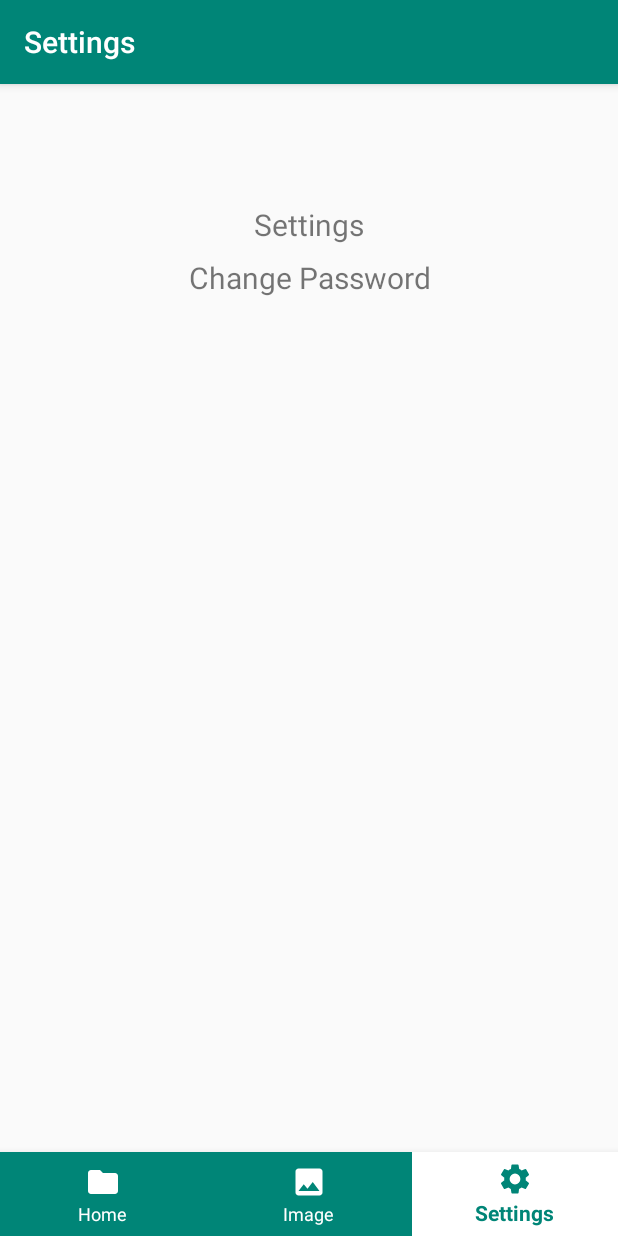
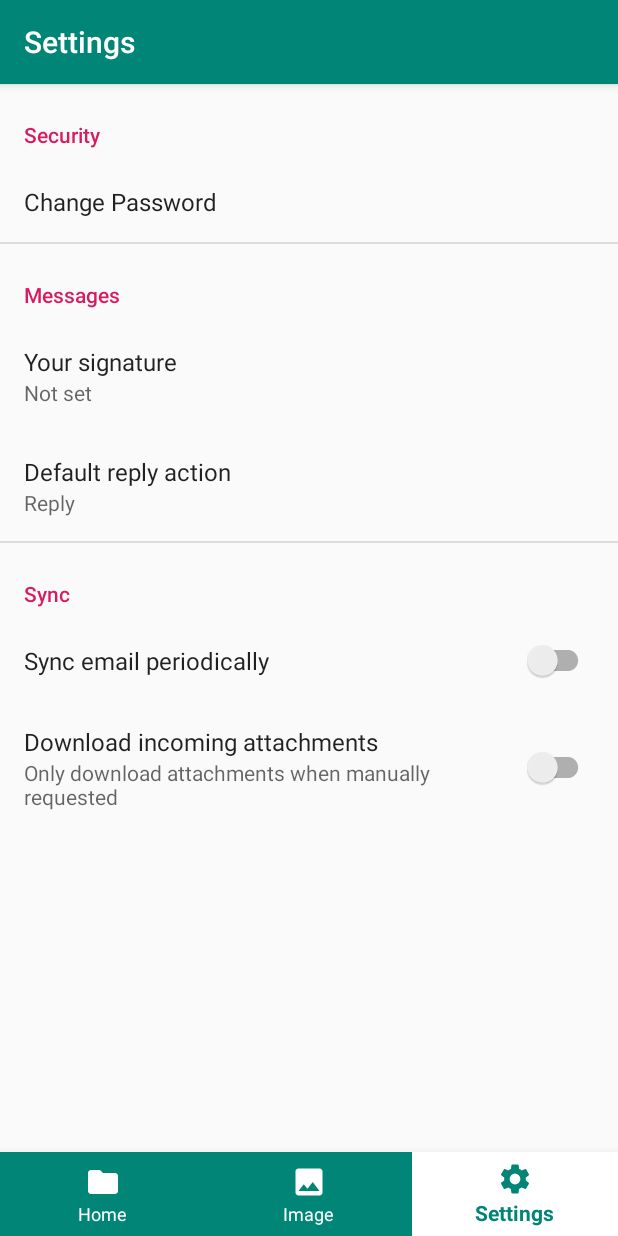
Before and after one commit to simttcn/SafeBox, an Android app: the SettingsFragment screen opened through its navigation route, on a phone screen of 412 x 824 dp. Run offline under Robolectric (Android 15) with nearby library versions, the phone set to English and light mode, and no system bars; our stand-ins replace Timber, androidx.preference, navigation-ui; pictures from the network do not load; 4 statements that could not run were skipped.

Commit message:
- proper settings/preferendes screen

```diff
--- a/app/build.gradle
+++ b/app/build.gradle
@@ -97,6 +97,7 @@ dependencies {
     implementation 'com.afollestad:viewpagerdots:1.0.0'
     implementation 'org.jetbrains.kotlinx:kotlinx-coroutines-android:1.3.1'
     implementation 'androidx.lifecycle:lifecycle-runtime:2.1.0'
+    implementation 'androidx.preference:preference:1.1.0-alpha05'
     annotationProcessor 'androidx.lifecycle:lifecycle-compiler:2.1.0'
 
 
--- a/app/src/main/AndroidManifest.xml
+++ b/app/src/main/AndroidManifest.xml
@@ -27,13 +27,11 @@
         <activity
             android:name=".PasswordActivity"
             android:label="@string/app_name"
-            android:windowSoftInputMode="adjustResize">
-        </activity>
+            android:windowSoftInputMode="adjustResize"></activity>
         <activity
             android:name=".MainActivity"
             android:label="@string/app_name"
-            android:windowSoftInputMode="adjustResize">
-        </activity>
+            android:windowSoftInputMode="adjustResize"></activity>
     </application>
 
 </manifest>
--- a/app/src/main/java/com/smttcn/commons/helpers/Authenticator.kt
+++ b/app/src/main/java/com/smttcn/commons/helpers/Authenticator.kt
@@ -33,6 +33,23 @@ internal class Authenticator(appContext: Context) {
     }
 
     public fun newAppPassword(password: String, callback: (success: Boolean) -> Unit) {
+        hashAndSavePassword(password, callback)
+    }
+
+    public fun changeAppPassword(oldPassword: String, newPassword: String, callback: (success: Boolean) -> Unit) {
+        // check the current password again before saving the new hashed oassword
+        authenticateAppPassword(oldPassword) {
+            if (it == true) {
+                // current password matched, so go ahead to hash and save the new password
+                hashAndSavePassword(newPassword, callback)
+            } else {
+                // current password not matched
+                callback(false)
+            }
+        }
+    }
+
+    public fun hashAndSavePassword(password: String, callback: (success: Boolean) -> Unit) {
         // hash the password
         val hasher = Hashing()
         val hashedPasswordWithSalt = hasher.hashWithSaltWithVerification(password)
@@ -47,8 +64,6 @@ internal class Authenticator(appContext: Context) {
 
     }
 
-    public fun changeAppPassword(callback: (success: Boolean) -> Unit) {
-    }
 
     fun isSimilarByteArray(data1: ByteArray, data2: ByteArray) : Boolean {
         return data1.toString(Charsets.UTF_8).equals(data2.toString(Charsets.UTF_8))
--- a/app/src/main/java/com/smttcn/safebox/MainActivity.kt
+++ b/app/src/main/java/com/smttcn/safebox/MainActivity.kt
@@ -38,6 +38,7 @@ class MainActivity : AppCompatActivity() {
 
     override fun onCreate(savedInstanceState: Bundle?) {
         super.onCreate(savedInstanceState)
+        MyApplication.setContext(this)
 
         if (BuildConfig.DEBUG) {
             Timber.plant(Timber.DebugTree())
@@ -90,39 +91,30 @@ class MainActivity : AppCompatActivity() {
         //finishAffinity()
     }
 
-    fun changePassword(view: View) {
-        redirectToChangePasswordActivity()
-    }
-
-    private fun redirectToChangePasswordActivity() {
-        val intent = Intent(this, PasswordActivity::class.java)
-        startActivityForResult(intent, REQUEST_CODE_CHANGE_PASSWORD)
-    }
-
-    override fun onActivityResult(requestCode: Int, resultCode: Int, data: Intent?) {
-        super.onActivityResult(requestCode, resultCode, data)
-        // Check which request we're responding to
-        if (requestCode == REQUEST_CODE_CHANGE_PASSWORD) {
-            // Make sure the request was successful
-            if (resultCode == Activity.RESULT_OK) {
-                // The user changed his/her app password
-                MaterialDialog(this).show {
-                    title(R.string.change_password)
-                    message(R.string.change_password_message)
-                    positiveButton(R.string.ok)
-                    cancelable(false)  // calls setCancelable on the underlying dialog
-                    cancelOnTouchOutside(false)  // calls setCanceledOnTouchOutside on the underlying dialog
-                }
-            } else if (resultCode == Activity.RESULT_CANCELED){
-                // User cancelled password change
-                MaterialDialog(this).show {
-                    title(R.string.change_password)
-                    message(R.string.change_password_cancel_message)
-                    positiveButton(R.string.ok)
-                    cancelable(false)  // calls setCancelable on the underlying dialog
-                    cancelOnTouchOutside(false)  // calls setCanceledOnTouchOutside on the underlying dialog
-                }
-            }
-        }
-    }
+//    override fun onActivityResult(requestCode: Int, resultCode: Int, data: Intent?) {
+//        super.onActivityResult(requestCode, resultCode, data)
+//        // Check which request we're responding to
+//        if (requestCode == REQUEST_CODE_CHANGE_PASSWORD) {
+//            // Make sure the request was successful
+//            if (resultCode == Activity.RESULT_OK) {
+//                // The user changed his/her app password
+//                MaterialDialog(this).show {
+//                    title(R.string.change_password)
+//                    message(R.string.change_password_message)
+//                    positiveButton(R.string.ok)
+//                    cancelable(false)  // calls setCancelable on the underlying dialog
+//                    cancelOnTouchOutside(false)  // calls setCanceledOnTouchOutside on the underlying dialog
+//                }
+//            } else if (resultCode == Activity.RESULT_CANCELED){
+//                // User cancelled password change
+//                MaterialDialog(this).show {
+//                    title(R.string.change_password)
+//                    message(R.string.change_password_cancel_message)
+//                    positiveButton(R.string.ok)
+//                    cancelable(false)  // calls setCancelable on the underlying dialog
+//                    cancelOnTouchOutside(false)  // calls setCanceledOnTouchOutside on the underlying dialog
+//                }
+//            }
+//        }
+//    }
 }
--- a/app/src/main/java/com/smttcn/safebox/MyApplication.kt
+++ b/app/src/main/java/com/smttcn/safebox/MyApplication.kt
@@ -2,12 +2,22 @@ package com.smttcn.safebox
 
 import android.app.Activity
 import android.app.Application
+import android.content.Context
 import android.os.Bundle
 
 class MyApplication : Application(), Application.ActivityLifecycleCallbacks {
 
     companion object {
         var globalAppAuthenticated: String = "no"
+        lateinit var appContext: Context
+
+        fun getContext(): Context {
+            return appContext
+        }
+
+        fun setContext(context: Context): Unit {
+            appContext = context
+        }
     }
 
     var activityReferences: Int = 0
--- a/app/src/main/java/com/smttcn/safebox/PasswordActivity.kt
+++ b/app/src/main/java/com/smttcn/safebox/PasswordActivity.kt
@@ -121,10 +121,23 @@ class PasswordActivity : AppCompatActivity() {
                     if (CurrentPassword.text.toString().length > 5) {
                         authenticator.authenticateAppPassword(CurrentPassword.text.toString()) {
                             if (it == true) {
-                                // todo: correct app password
+                                // todo: correct app password, so go ahead to change the password
+                                authenticator.changeAppPassword(CurrentPassword.text.toString(),
+                                    NewPassword.text.toString()) {
 
-                                setResult(Activity.RESULT_OK)
-                                finish()
+                                    if (it == true) {
+                                        setResult(Activity.RESULT_OK)
+                                        finish()
+                                    } else {
+                                        showChangePasswordDialog(R.string.change_password_error_occurs_message) {
+                                            CurrentPassword.selectAll()
+                                            showKeyboard(CurrentPassword)
+                                        }
+                                    }
+                                }
+
+
+
 
                             } else {
                                 // incorrect app password
--- a/app/src/main/java/com/smttcn/safebox/ui/settings/SettingsFragment.kt
+++ b/app/src/main/java/com/smttcn/safebox/ui/settings/SettingsFragment.kt
@@ -1,30 +1,72 @@
 package com.smttcn.safebox.ui.settings
 
+import android.app.Activity
+import android.content.Intent
 import android.os.Bundle
 import android.view.LayoutInflater
 import android.view.View
 import android.view.ViewGroup
 import android.widget.TextView
+import android.widget.Toast
 import androidx.fragment.app.Fragment
 import androidx.lifecycle.Observer
 import androidx.lifecycle.ViewModelProviders
+import androidx.preference.Preference
+import androidx.preference.PreferenceFragmentCompat
+import androidx.preference.PreferenceManager
+import com.smttcn.commons.extensions.toast
+import com.smttcn.commons.helpers.PREFS_KEY
+import com.smttcn.commons.helpers.REQUEST_CODE_CHANGE_PASSWORD
+import com.smttcn.materialdialogs.MaterialDialog
+import com.smttcn.safebox.MainActivity
+import com.smttcn.safebox.MyApplication
+import com.smttcn.safebox.PasswordActivity
 import com.smttcn.safebox.R
 
-class SettingsFragment : Fragment() {
+class SettingsFragment : PreferenceFragmentCompat() {
+    override fun onCreatePreferences(savedInstanceState: Bundle?, rootKey: String?) {
+        val prefManager: PreferenceManager = preferenceManager
+        prefManager.sharedPreferencesName = PREFS_KEY
+        setPreferencesFromResource(R.xml.root_preferences, rootKey)
+    }
 
-    override fun onCreateView(
-        inflater: LayoutInflater,
-        container: ViewGroup?,
-        savedInstanceState: Bundle?
-    ): View? {
-        val root = inflater.inflate(R.layout.fragment_settings, container, false)
+    override fun onPreferenceTreeClick(preference: Preference?): Boolean {
+        if (preference?.key.equals("changepassword"))
+            showChangePasswordActivity()
 
-        val textView: TextView = root.findViewById(R.id.text_settings)
-        textView.text = getString(R.string.navigation_settings)
+        return super.onPreferenceTreeClick(preference)
+    }
 
-        val changePasswordTextView: TextView = root.findViewById(R.id.text_change_password)
-        changePasswordTextView.text = getString(R.string.change_password)
+    private fun showChangePasswordActivity() {
+        val intent = Intent(MyApplication.getContext(), PasswordActivity::class.java)
+        startActivityForResult(intent, REQUEST_CODE_CHANGE_PASSWORD)
+    }
 
-        return root
+    override fun onActivityResult(requestCode: Int, resultCode: Int, data: Intent?) {
+        super.onActivityResult(requestCode, resultCode, data)
+        // Check which request we're responding to
+        if (requestCode == REQUEST_CODE_CHANGE_PASSWORD) {
+            // Make sure the request was successful
+            if (resultCode == Activity.RESULT_OK) {
+                // The user changed his/her app password
+                MaterialDialog(MyApplication.getContext()).show {
+                    title(R.string.change_password)
+                    message(R.string.change_password_message)
+                    positiveButton(R.string.ok)
+                    cancelable(false)  // calls setCancelable on the underlying dialog
+                    cancelOnTouchOutside(false)  // calls setCanceledOnTouchOutside on the underlying dialog
+                }
+            } else if (resultCode == Activity.RESULT_CANCELED){
+                // User cancelled password change
+                MaterialDialog(MyApplication.getContext()).show {
+                    title(R.string.change_password)
+                    message(R.string.change_password_cancel_message)
+                    positiveButton(R.string.ok)
+                    cancelable(false)  // calls setCancelable on the underlying dialog
+                    cancelOnTouchOutside(false)  // calls setCanceledOnTouchOutside on the underlying dialog
+                }
+            }
+        }
     }
+
 }
--- a/app/src/main/res/layout/activity_main.xml
+++ b/app/src/main/res/layout/activity_main.xml
@@ -3,8 +3,7 @@
     xmlns:app="http://schemas.android.com/apk/res-auto"
     android:id="@+id/container"
     android:layout_width="match_parent"
-    android:layout_height="match_parent"
-    android:paddingTop="?attr/actionBarSize">
+    android:layout_height="match_parent">
 
     <com.google.android.material.bottomnavigation.BottomNavigationView
         android:id="@+id/nav_view"
@@ -33,6 +32,6 @@
         app:layout_constraintRight_toRightOf="parent"
         app:layout_constraintTop_toTopOf="parent"
         app:layout_constraintVertical_bias="1.0"
-        app:navGraph="@navigation/mobile_navigation" />
+        app:navGraph="@navigation/mobile_navigation"/>
 
 </androidx.constraintlayout.widget.ConstraintLayout>
--- a/app/src/main/res/layout/fragment_settings.xml
+++ b/app/src/main/res/layout/fragment_settings.xml
@@ -4,46 +4,9 @@
     android:layout_width="match_parent"
     android:layout_height="match_parent">
 
-    <androidx.appcompat.widget.LinearLayoutCompat
+    <FrameLayout
+        android:id="@+id/settings"
         android:layout_width="match_parent"
-        android:layout_height="wrap_content"
-        android:layout_marginStart="16dp"
-        android:layout_marginTop="16dp"
-        android:layout_marginEnd="16dp"
-        android:layout_weight="0.7"
-        android:gravity="top"
-        android:orientation="vertical"
-        app:layout_constraintEnd_toEndOf="parent"
-        app:layout_constraintStart_toStartOf="parent"
-        app:layout_constraintTop_toTopOf="parent">
-
-        <TextView
-            android:id="@+id/text_settings"
-            android:layout_width="match_parent"
-            android:layout_height="wrap_content"
-            android:layout_marginStart="8dp"
-            android:layout_marginTop="8dp"
-            android:layout_marginEnd="8dp"
-            android:textAlignment="center"
-            android:textSize="20sp"
-            app:layout_constraintEnd_toEndOf="parent"
-            app:layout_constraintStart_toStartOf="parent"
-            app:layout_constraintTop_toTopOf="parent" />
-
-        <TextView
-            android:id="@+id/text_change_password"
-            android:layout_width="match_parent"
-            android:layout_height="wrap_content"
-            android:layout_marginStart="8dp"
-            android:layout_marginTop="8dp"
-            android:layout_marginEnd="8dp"
-            android:onClick="changePassword"
-            android:textAlignment="center"
-            android:textSize="20sp"
-            app:layout_constraintEnd_toEndOf="parent"
-            app:layout_constraintStart_toStartOf="parent"
-            app:layout_constraintTop_toTopOf="parent" />
-
-    </androidx.appcompat.widget.LinearLayoutCompat>
+        android:layout_height="match_parent"/>
 
 </androidx.constraintlayout.widget.ConstraintLayout>
--- /dev/null
+++ b/app/src/main/res/values/arrays.xml
@@ -0,0 +1,12 @@
+<resources>
+    <!-- Reply Preference -->
+    <string-array name="reply_entries">
+        <item>Reply</item>
+        <item>Reply to all</item>
+    </string-array>
+
+    <string-array name="reply_values">
+        <item>reply</item>
+        <item>reply_all</item>
+    </string-array>
+</resources>
--- a/app/src/main/res/values/strings.xml
+++ b/app/src/main/res/values/strings.xml
@@ -17,10 +17,10 @@
     <string name="new_password">New Password</string>
     <string name="new_password_message">New password successfully created, please proceed to login.</string>
     <string name="new_password_error_message">Unable to save the password, please launch the app and try again.</string>
-    <string name="change_password">Change Password</string>
     <string name="change_password_message">Your password has been successfully changed.</string>
     <string name="change_password_cancel_message">Password change cancelled.</string>
     <string name="change_password_error_message">You have entered an incorrect current password, please try again.</string>
+    <string name="change_password_error_occurs_message">Error occurs when changing password, please try again.</string>
     <string name="enter_password">Enter Password</string>
     <string name="enter_password_error">Password incorrect, please try again.</string>
     <string name="enter_your_password">enter password</string>
@@ -228,4 +228,24 @@
     <string name="invalid_username">Not a valid username</string>
     <string name="invalid_password">Password must be >5 characters</string>
     <string name="login_failed">"Login failed"</string>
+    <string name="title_activity_settings">Settings</string>
+
+    <!-- Preference Titles -->
+    <string name="security_header">Security</string>
+    <string name="messages_header">Messages</string>
+    <string name="sync_header">Sync</string>
+
+    <!-- Security Preferences -->
+    <string name="change_password">Change Password</string>
+
+    <!-- Messages Preferences -->
+    <string name="signature_title">Your signature</string>
+    <string name="reply_title">Default reply action</string>
+
+    <!-- Sync Preferences -->
+    <string name="sync_title">Sync email periodically</string>
+    <string name="attachment_title">Download incoming attachments</string>
+    <string name="attachment_summary_on">Automatically download attachments for incoming emails
+    </string>
+    <string name="attachment_summary_off">Only download attachments when manually requested</string>
 </resources>
--- /dev/null
+++ b/app/src/main/res/xml/root_preferences.xml
@@ -0,0 +1,68 @@
+<!--
+  ~ Copyright 2018 The app Open Source Project
+  ~
+  ~ Licensed under the Apache License, Version 2.0 (the "License");
+  ~ you may not use this file except in compliance with the License.
+  ~ You may obtain a copy of the License at
+  ~
+  ~      http://www.apache.org/licenses/LICENSE-2.0
+  ~
+  ~ Unless required by applicable law or agreed to in writing, software
+  ~ distributed under the License is distributed on an "AS IS" BASIS,
+  ~ WITHOUT WARRANTIES OR CONDITIONS OF ANY KIND, either express or implied.
+  ~ See the License for the specific language governing permissions and
+  ~ limitations under the License.
+  -->
+
+<PreferenceScreen xmlns:app="http://schemas.android.com/apk/res-auto"
+    xmlns:android="http://schemas.android.com/apk/res/android">
+
+    <PreferenceCategory app:title="@string/security_header"
+        app:iconSpaceReserved="false">
+
+        <Preference
+            app:key="changepassword"
+            app:title="@string/change_password"
+            app:iconSpaceReserved="false" />
+
+    </PreferenceCategory>
+
+    <PreferenceCategory app:title="@string/messages_header"
+        app:iconSpaceReserved="false">
+
+        <EditTextPreference
+            app:key="signature"
+            app:title="@string/signature_title"
+            app:iconSpaceReserved="false"
+            app:useSimpleSummaryProvider="true" />
+
+        <ListPreference
+            app:defaultValue="reply"
+            app:entries="@array/reply_entries"
+            app:entryValues="@array/reply_values"
+            app:key="reply"
+            app:title="@string/reply_title"
+            app:iconSpaceReserved="false"
+            app:useSimpleSummaryProvider="true" />
+
+    </PreferenceCategory>
+
+    <PreferenceCategory app:title="@string/sync_header"
+        app:iconSpaceReserved="false">
+
+        <SwitchPreferenceCompat
+            app:key="sync"
+            app:title="@string/sync_title"
+            app:iconSpaceReserved="false"/>
+
+        <SwitchPreferenceCompat
+            app:dependency="sync"
+            app:key="attachment"
+            app:summaryOff="@string/attachment_summary_off"
+            app:summaryOn="@string/attachment_summary_on"
+            app:title="@string/attachment_title"
+            app:iconSpaceReserved="false"/>
+
+    </PreferenceCategory>
+
+</PreferenceScreen>
```
Also changed, not shown: 1 other file.
